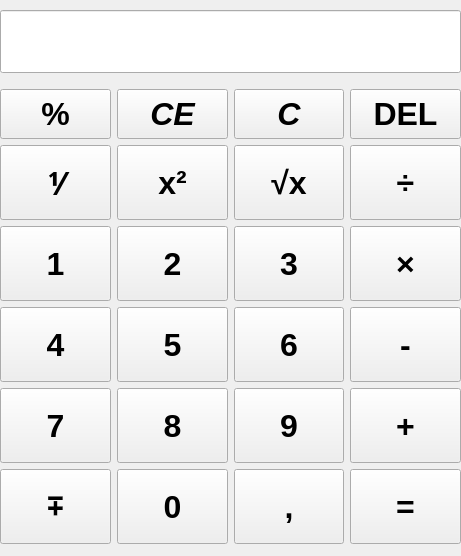
Qt form calc.ui (UmbrellaLeaf5/simple_calculator) before a commit.
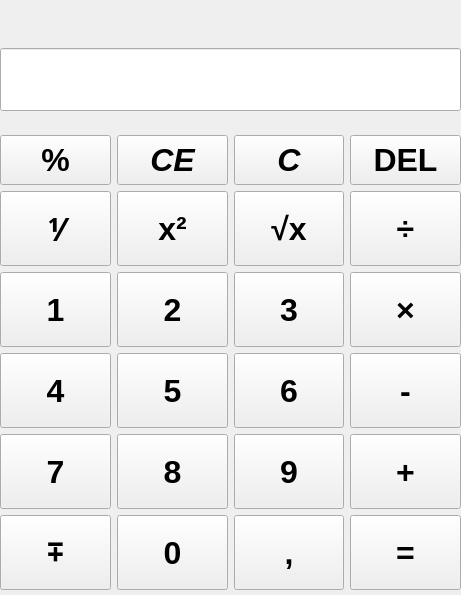
The same form after that commit.

Commit message: update ui: change lineEdit -> label

Patch:
```diff
--- a/calc.ui
+++ b/calc.ui
@@ -7,7 +7,7 @@
     <x>0</x>
     <y>0</y>
     <width>461</width>
-    <height>556</height>
+    <height>595</height>
    </rect>
   </property>
   <property name="windowTitle">
@@ -19,10 +19,42 @@
      <x>0</x>
      <y>0</y>
      <width>461</width>
-     <height>555</height>
+     <height>590</height>
     </rect>
    </property>
    <layout class="QVBoxLayout" name="verticalLayout">
+    <item>
+     <widget class="QLabel" name="label">
+      <property name="minimumSize">
+       <size>
+        <width>0</width>
+        <height>25</height>
+       </size>
+      </property>
+      <property name="font">
+       <font>
+        <pointsize>12</pointsize>
+        <bold>true</bold>
+       </font>
+      </property>
+      <property name="text">
+       <string/>
+      </property>
+     </widget>
+    </item>
+    <item>
+     <spacer name="verticalSpacer_2">
+      <property name="orientation">
+       <enum>Qt::Vertical</enum>
+      </property>
+      <property name="sizeHint" stdset="0">
+       <size>
+        <width>20</width>
+        <height>40</height>
+       </size>
+      </property>
+     </spacer>
+    </item>
     <item>
      <widget class="QLineEdit" name="lineEdit">
       <property name="font">
@@ -33,6 +65,19 @@
       </property>
      </widget>
     </item>
+    <item>
+     <spacer name="verticalSpacer">
+      <property name="orientation">
+       <enum>Qt::Vertical</enum>
+      </property>
+      <property name="sizeHint" stdset="0">
+       <size>
+        <width>20</width>
+        <height>40</height>
+       </size>
+      </property>
+     </spacer>
+    </item>
     <item>
      <layout class="QGridLayout" name="gridLayout">
       <item row="1" column="2">
```
The commit also changes 1 other file.
